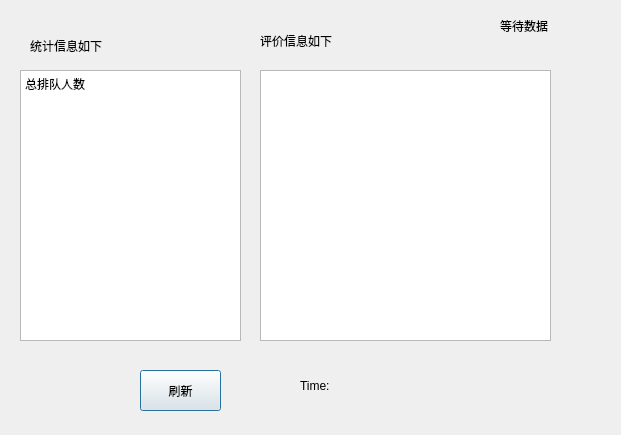
Above: manager/dialog.ui from upcMvc/bank-queue-system before the change. Below: the same form after it.
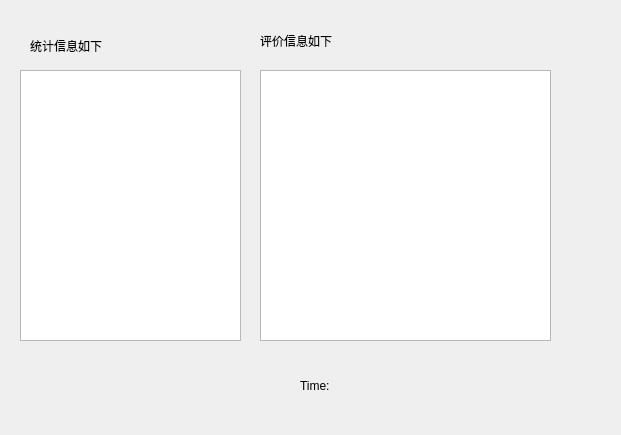
That is the form after the change.

What changed in the file:
```diff
--- a/manager/dialog.ui
+++ b/manager/dialog.ui
@@ -13,19 +13,6 @@
   <property name="windowTitle">
    <string>Dialog</string>
   </property>
-  <widget class="QPushButton" name="pushButton">
-   <property name="geometry">
-    <rect>
-     <x>140</x>
-     <y>370</y>
-     <width>81</width>
-     <height>41</height>
-    </rect>
-   </property>
-   <property name="text">
-    <string>刷新</string>
-   </property>
-  </widget>
   <widget class="QLabel" name="label">
    <property name="geometry">
     <rect>
@@ -53,7 +40,7 @@
 &lt;html&gt;&lt;head&gt;&lt;meta name=&quot;qrichtext&quot; content=&quot;1&quot; /&gt;&lt;style type=&quot;text/css&quot;&gt;
 p, li { white-space: pre-wrap; }
 &lt;/style&gt;&lt;/head&gt;&lt;body style=&quot; font-family:'SimSun'; font-size:9pt; font-weight:400; font-style:normal;&quot;&gt;
-&lt;p style=&quot; margin-top:0px; margin-bottom:0px; margin-left:0px; margin-right:0px; -qt-block-indent:0; text-indent:0px;&quot;&gt;总排队人数&lt;/p&gt;&lt;/body&gt;&lt;/html&gt;</string>
+&lt;p style=&quot;-qt-paragraph-type:empty; margin-top:2px; margin-bottom:0px; margin-left:0px; margin-right:0px; -qt-block-indent:0; text-indent:0px;&quot;&gt;&lt;br /&gt;&lt;/p&gt;&lt;/body&gt;&lt;/html&gt;</string>
    </property>
   </widget>
   <widget class="QLabel" name="label_2">
@@ -105,19 +92,6 @@
     <string>Time:</string>
    </property>
   </widget>
-  <widget class="QLabel" name="label_5">
-   <property name="geometry">
-    <rect>
-     <x>500</x>
-     <y>10</y>
-     <width>91</width>
-     <height>31</height>
-    </rect>
-   </property>
-   <property name="text">
-    <string>等待数据</string>
-   </property>
-  </widget>
  </widget>
  <resources/>
  <connections/>
```
Left out of the diff: 13 changed lines with no effect on the pictures.
